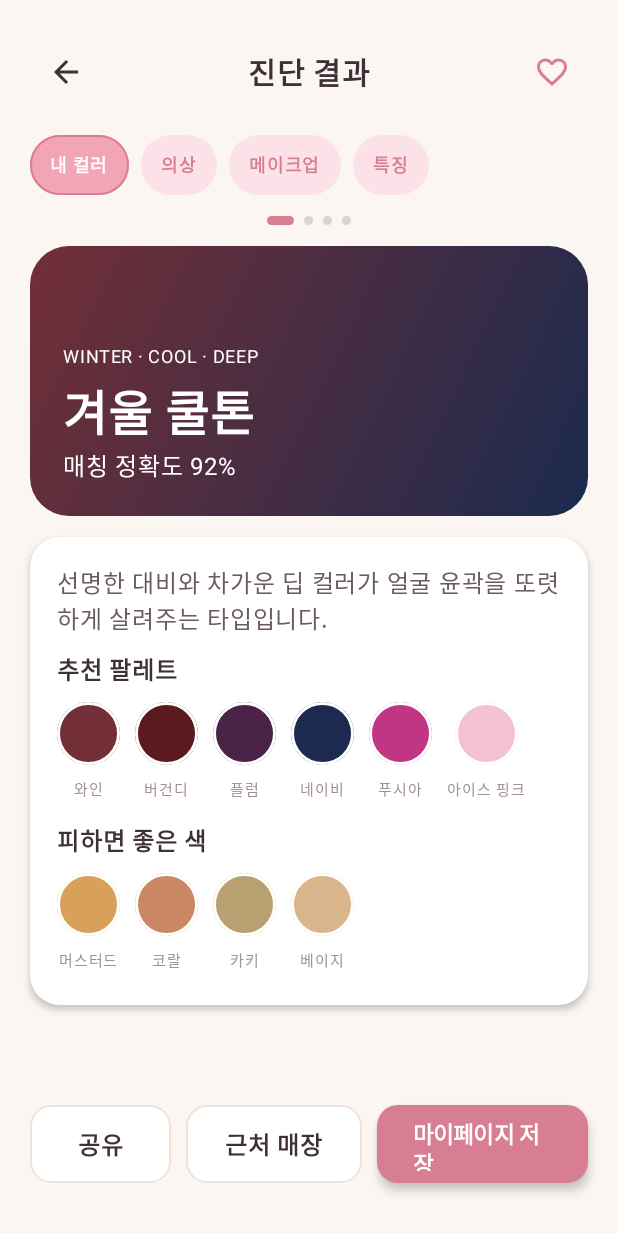
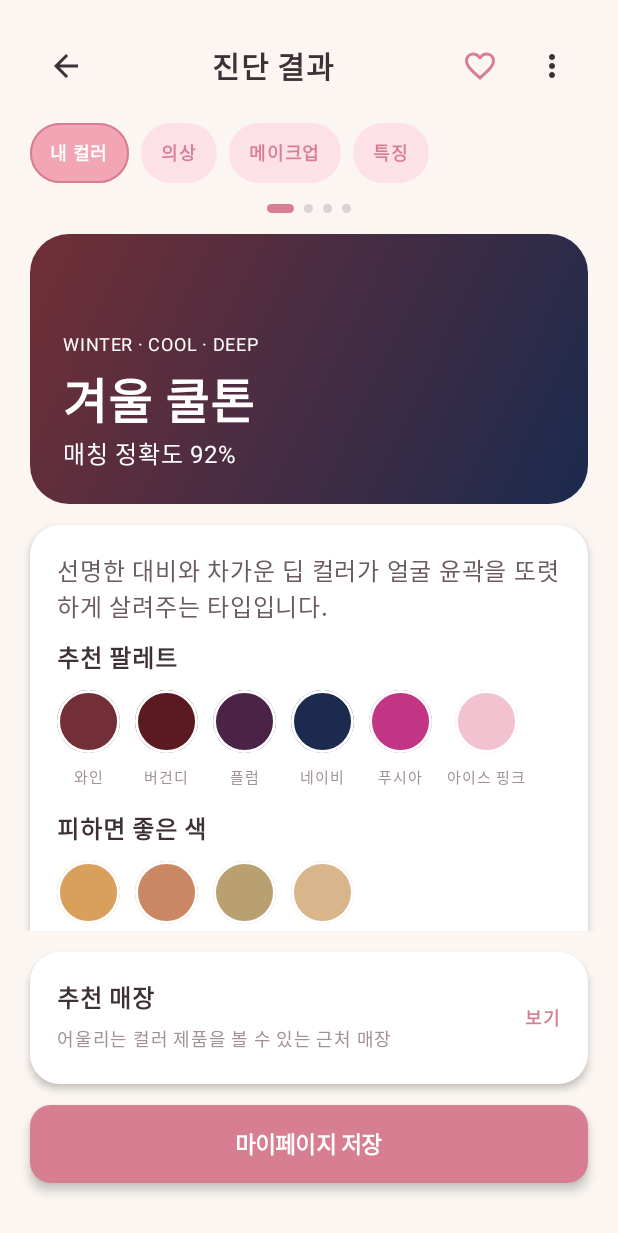
Before and after one commit to personal-color-app/personal_color_app, an Android app built with Jetpack Compose: the ResultActivity screen opened directly, with no data from a screen before it, on a phone screen of 412 x 824 dp. Shown: the top 1233 px of the screen. Run offline under Robolectric (Android 15) with nearby library versions, the light colour scheme and no system bars.

Commit message:
Simplify diagnosis and result actions

```diff
--- a/android/app/src/main/java/com/oliveme/app/ViewModels.kt
+++ b/android/app/src/main/java/com/oliveme/app/ViewModels.kt
@@ -153,7 +153,7 @@ class DiagnosisViewModel : ViewModel() {
                 AppGraph.diagnosisRepository.analyzeAndSave(userId, bytes, uri?.toString())
             }
             _state.value = if (result.isFallback) {
-                DiagnosisUiState.Fallback(result, "Gemini 또는 이미지 처리 실패 시 샘플 결과를 사용했습니다.")
+                DiagnosisUiState.Fallback(result, "데모 결과로 이어서 보여드릴게요.")
             } else {
                 DiagnosisUiState.Success(result)
             }
@@ -175,7 +175,7 @@ class DiagnosisViewModel : ViewModel() {
                 AppGraph.diagnosisRepository.analyzeAndSave(userId, bytes, "camera-preview")
             }
             _state.value = if (result.isFallback) {
-                DiagnosisUiState.Fallback(result, "카메라 또는 Gemini 실패 시 샘플 결과를 사용했습니다.")
+                DiagnosisUiState.Fallback(result, "데모 결과로 이어서 보여드릴게요.")
             } else {
                 DiagnosisUiState.Success(result)
             }
--- a/android/app/src/main/java/com/oliveme/app/ui/screens/ResultScreen.kt
+++ b/android/app/src/main/java/com/oliveme/app/ui/screens/ResultScreen.kt
@@ -19,9 +19,15 @@ import androidx.compose.material.icons.Icons
 import androidx.compose.material.icons.filled.ArrowBack
 import androidx.compose.material.icons.filled.Favorite
 import androidx.compose.material.icons.filled.FavoriteBorder
+import androidx.compose.material.icons.filled.MoreVert
+import androidx.compose.material3.DropdownMenu
+import androidx.compose.material3.DropdownMenuItem
+import androidx.compose.material3.Icon
+import androidx.compose.material3.IconButton
 import androidx.compose.material3.Text
 import androidx.compose.runtime.Composable
 import androidx.compose.runtime.getValue
+import androidx.compose.runtime.mutableStateOf
 import androidx.compose.runtime.mutableIntStateOf
 import androidx.compose.runtime.remember
 import androidx.compose.runtime.setValue
@@ -53,6 +59,7 @@ fun ResultScreen(
     onMyPage: () -> Unit,
 ) {
     var page by remember { mutableIntStateOf(0) }
+    var menuOpen by remember { mutableStateOf(false) }
     val result = state.result
     Column(
         Modifier
@@ -61,15 +68,37 @@ fun ResultScreen(
             .padding(20.dp),
         verticalArrangement = Arrangement.spacedBy(14.dp),
     ) {
-        AppTopBar(
-            "진단 결과",
-            onBack = onBack,
-            navigationIcon = Icons.Filled.ArrowBack,
-            navigationContentDescription = "뒤로",
-            actionIcon = if (state.saved) Icons.Filled.Favorite else Icons.Filled.FavoriteBorder,
-            actionContentDescription = "결과 저장",
-            onAction = onSave,
-        )
+        Row(
+            modifier = Modifier.fillMaxWidth(),
+            horizontalArrangement = Arrangement.SpaceBetween,
+            verticalAlignment = Alignment.CenterVertically,
+        ) {
+            IconButton(onClick = onBack) {
+                Icon(Icons.Filled.ArrowBack, contentDescription = "뒤로", tint = OliveText)
+            }
+            Text("진단 결과", fontWeight = FontWeight.Bold, color = OliveText, fontSize = 20.sp)
+            Row {
+                IconButton(onClick = onSave) {
+                    Icon(
+                        if (state.saved) Icons.Filled.Favorite else Icons.Filled.FavoriteBorder,
+                        contentDescription = "결과 저장",
+                        tint = OlivePrimaryDeep,
+                    )
+                }
+                IconButton(onClick = { menuOpen = true }) {
+                    Icon(Icons.Filled.MoreVert, contentDescription = "결과 더보기", tint = OliveText)
+                }
+                DropdownMenu(expanded = menuOpen, onDismissRequest = { menuOpen = false }) {
+                    DropdownMenuItem(
+                        text = { Text("공유") },
+                        onClick = {
+                            menuOpen = false
+                            onShare()
+                        },
+                    )
+                }
+            }
+        }
         Row(horizontalArrangement = Arrangement.spacedBy(8.dp)) {
             listOf("내 컬러", "의상", "메이크업", "특징").forEachIndexed { index, label ->
                 Pill(label, selected = page == index) { page = index }
@@ -92,12 +121,22 @@ fun ResultScreen(
             2 -> ProductPage("메이크업 추천", result.makeup.values.flatten(), Modifier.weight(1f))
             else -> TraitsPage(result.traits, result.keywords, result.signature, Modifier.weight(1f))
         }
-        Row(horizontalArrangement = Arrangement.spacedBy(10.dp)) {
-            SecondaryButton("공유", Modifier.weight(0.8f), onShare)
-            SecondaryButton("근처 매장", Modifier.weight(1f), onMap)
-            OliveButton("마이페이지 저장", Modifier.weight(1.2f), onClick = onMyPage)
+        NearbyStoreCard(onClick = onMap)
+        OliveButton("마이페이지 저장", onClick = onMyPage)
+        LegacyJetpackEvidence()
+    }
+}
+
+@Composable
+private fun NearbyStoreCard(onClick: () -> Unit) {
+    OliveCardBlock(Modifier.clickable(onClick = onClick)) {
+        Row(horizontalArrangement = Arrangement.SpaceBetween, verticalAlignment = Alignment.CenterVertically) {
+            Column(verticalArrangement = Arrangement.spacedBy(4.dp), modifier = Modifier.weight(1f)) {
+                Text("추천 매장", color = OliveText, fontWeight = FontWeight.Bold)
+                Text("어울리는 컬러 제품을 볼 수 있는 근처 매장", color = OliveTextDim, fontSize = 12.sp)
+            }
+            Text("보기", color = OlivePrimaryDeep, fontWeight = FontWeight.Bold, fontSize = 12.sp)
         }
-        LegacyJetpackEvidence()
     }
 }
 
```
Also changed, not shown: android/app/src/main/java/com/oliveme/app/ui/screens/DiagnosisScreen.kt (+60 -38 lines).
